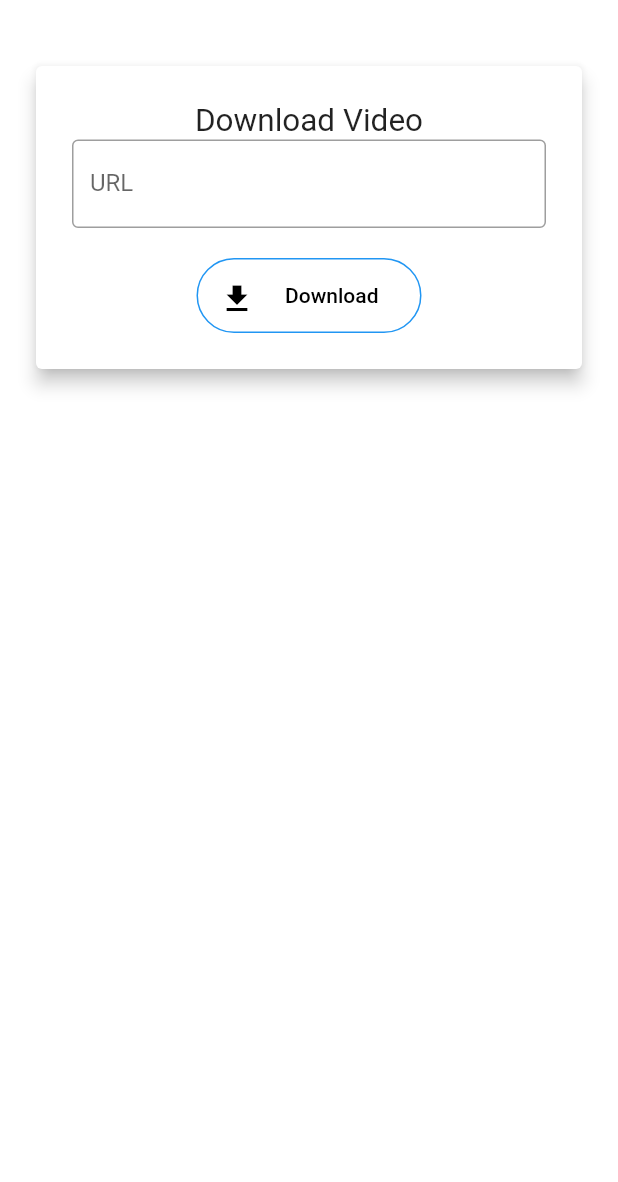
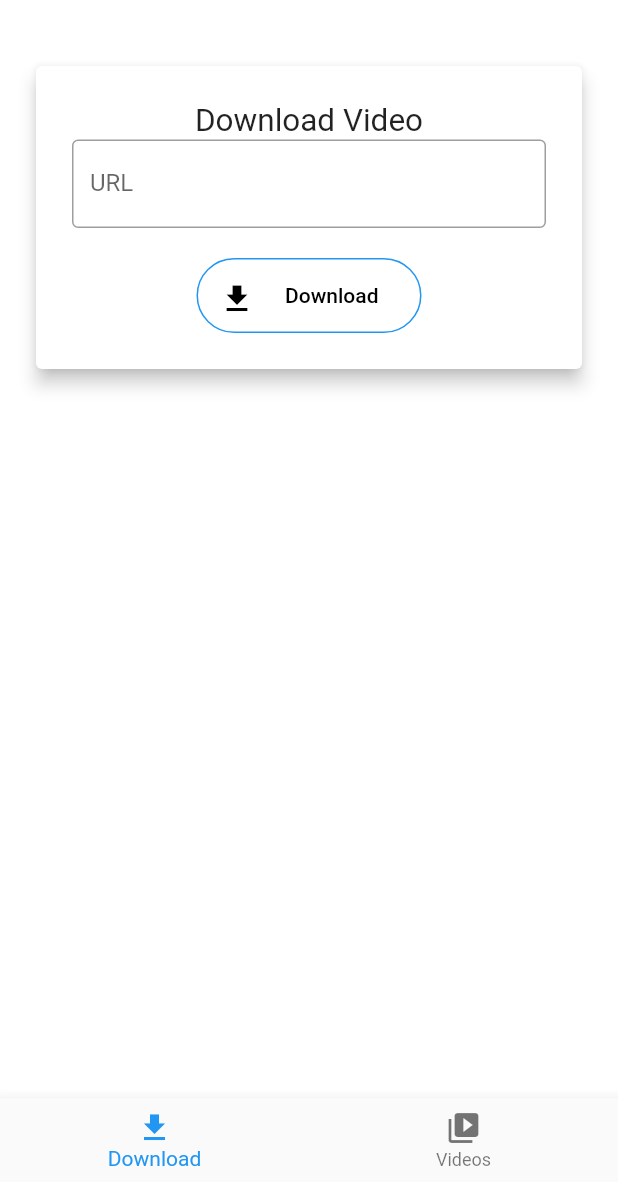
Before and after one commit to Celsiusss/Reddit-Video-Downloader, a Flutter app: the screen it shows after launch, on a phone screen of 412 x 824 dp, the part 54-1236 px from its top. Run offline on Flutter 3.47's test engine with Material 2 defaults, Android fonts, the phone set to English and light mode, and no system bars; our stand-ins replace flutter_redux, image_gallery_saver, permission_handler, redux; missing offline and left inert: flutter_ffmpeg, image_gallery, redux_epics.

Commit message:
stuff probably

```diff
--- a/lib/actions/actions.dart
+++ b/lib/actions/actions.dart
@@ -46,3 +46,18 @@ class OpenDialogAction {
     return 'OpenDialogAction{title: $title, body: $body}';
   }
 }
+
+class SwitchTabAction {
+  final int tabNumber;
+
+  SwitchTabAction({this.tabNumber});
+
+  @override
+  String toString() {
+    return 'SwitchTab{tabNumber: $tabNumber}';
+  }
+}
+
+class LoadGallery {
+
+}
--- a/lib/effects/effects.dart
+++ b/lib/effects/effects.dart
@@ -5,6 +5,7 @@ import 'package:flutter/cupertino.dart';
 import 'package:flutter/material.dart';
 import 'package:flutter_ffmpeg/flutter_ffmpeg.dart';
 import 'package:flutter_redux/flutter_redux.dart';
+import 'package:image_gallery/image_gallery.dart';
 import 'package:image_gallery_saver/image_gallery_saver.dart';
 import 'package:path_provider/path_provider.dart';
 import 'package:permission_handler/permission_handler.dart';
@@ -64,6 +65,9 @@ Stream<dynamic> _startDownload(
     debugPrint('download');
     updateStatus('Starting download');
     String url = action.url;
+
+    var images = await FlutterGallaryPlugin.getAllImages;
+    debugPrint(images.toString());
 
     if (url.isEmpty) {
       openDialog('Failure', 'Empty URL.');
--- /dev/null
+++ b/lib/home.dart
@@ -0,0 +1,66 @@
+import 'package:flutter/material.dart';
+import 'package:flutter_redux/flutter_redux.dart';
+import 'package:reddit_video_downloader/actions/actions.dart';
+import 'package:reddit_video_downloader/screens/home/download.dart';
+import 'package:reddit_video_downloader/screens/videos/videos.dart';
+
+import 'models/app_state.dart';
+
+class Home extends StatefulWidget {
+  @override
+  _HomeState createState() => _HomeState();
+}
+
+class _HomeState extends State<Home> {
+  TextEditingController urlController = new TextEditingController();
+  List<Widget> _widgets = <Widget>[];
+
+  _HomeState() {
+    _widgets = [
+      Download(
+        urlController: urlController,
+      ),
+      Videos()
+    ];
+  }
+
+  @override
+  Widget build(BuildContext context) {
+    return StoreConnector<AppState, int>(
+      converter: (store) => store.state.tabNumber,
+      builder: (context, tabNumber) => Scaffold(
+        backgroundColor: Colors.white,
+        appBar: AppBar(
+          title: Text('Video Downloader for Reddit'),
+          backgroundColor: Colors.white,
+          textTheme: TextTheme(
+            title: TextStyle(color: Colors.black),
+          ),
+          elevation: 0,
+        ),
+        body: _widgets.elementAt(tabNumber),
+        bottomNavigationBar: BottomNavigationBar(
+          currentIndex: tabNumber,
+          onTap: (number) => StoreProvider.of<AppState>(context)
+              .dispatch(new SwitchTabAction(tabNumber: number)),
+          items: const <BottomNavigationBarItem>[
+            BottomNavigationBarItem(
+              icon: Icon(Icons.file_download),
+              title: Text('Download'),
+            ),
+            BottomNavigationBarItem(
+              icon: Icon(Icons.video_library),
+              title: Text('Videos'),
+            )
+          ],
+        ),
+      ),
+    );
+  }
+}
+
+class RedditResponse {
+  final String videoUrl;
+
+  RedditResponse({this.videoUrl});
+}
--- a/lib/main.dart
+++ b/lib/main.dart
@@ -3,10 +3,12 @@ import 'package:flutter/material.dart';
 import 'package:reddit_video_downloader/effects/effects.dart';
 import 'package:reddit_video_downloader/models/app_state.dart';
 import 'package:reddit_video_downloader/reduers/app_state_reducer.dart';
-import 'package:reddit_video_downloader/screens/home/home.dart';
+import 'package:reddit_video_downloader/home.dart';
 import 'package:flutter_redux/flutter_redux.dart';
 import 'package:redux/redux.dart';
 import 'package:redux_epics/redux_epics.dart';
+
+enum TabItem { download, videos }
 
 var _epicMiddleware = new EpicMiddleware(epic);
 
@@ -38,27 +40,16 @@ class MyApp extends StatelessWidget {
               headline: TextStyle(fontSize: 21),
             ),
             buttonTheme: ButtonThemeData(
-                buttonColor: Colors.white,
-                textTheme: ButtonTextTheme.primary,
-                shape: RoundedRectangleBorder(
+              buttonColor: Colors.white,
+              textTheme: ButtonTextTheme.primary,
+              shape: RoundedRectangleBorder(
                   borderRadius: BorderRadius.circular(100),
-                  side: BorderSide(color: Colors.blue)
-                ),
+                  side: BorderSide(color: Colors.blue)),
             ),
             appBarTheme: AppBarTheme(
               color: Colors.white,
             )),
-        home: Scaffold(
-            backgroundColor: Colors.white,
-            appBar: AppBar(
-              title: Text('Video Downloader for Reddit'),
-              backgroundColor: Colors.white,
-              textTheme: TextTheme(
-                title: TextStyle(color: Colors.black),
-              ),
-              elevation: 0,
-            ),
-            body: Home()),
+        home: Home()
       ),
     );
   }
--- a/lib/models/app_state.dart
+++ b/lib/models/app_state.dart
@@ -4,13 +4,25 @@ import 'package:reddit_video_downloader/models/download.dart';
 @immutable
 class AppState {
   final Download download;
+  final int tabNumber;
 
-  AppState({this.download = const Download()});
+  AppState({
+    this.download = const Download(),
+    this.tabNumber,
+  });
 
   factory AppState.initial() => AppState(
-      download: new Download(isDownloading: false, status: 'Not downloading'));
+        download: new Download(isDownloading: false, status: 'Not downloading'),
+        tabNumber: 0,
+      );
 
-  AppState copyWith({Download download}) {
-    return AppState(download: download ?? this.download);
+  AppState copyWith({
+    Download download,
+    int tabNumber,
+  }) {
+    return AppState(
+      download: download ?? this.download,
+      tabNumber: tabNumber ?? this.tabNumber,
+    );
   }
 }
--- a/lib/screens/home/home.dart
+++ /dev/null
@@ -1,22 +0,0 @@
-import 'package:flutter/material.dart';
-import 'package:reddit_video_downloader/screens/home/download.dart';
-
-class Home extends StatelessWidget {
-  TextEditingController urlController = new TextEditingController();
-
-  @override
-  Widget build(BuildContext context) {
-    return Container(
-      height: 270,
-      child: Download(
-        urlController: urlController,
-      )
-    );
-  }
-}
-
-class RedditResponse {
-  final String videoUrl;
-
-  RedditResponse({this.videoUrl});
-}
--- /dev/null
+++ b/lib/screens/videos/videos.dart
@@ -0,0 +1,11 @@
+import 'package:flutter/material.dart';
+
+class Videos extends StatelessWidget {
+  @override
+  Widget build(BuildContext context) {
+    return Container(
+      child: Text('Download page'),
+    );
+  }
+
+}
--- a/pubspec.yaml
+++ b/pubspec.yaml
@@ -21,11 +21,12 @@ dependencies:
     sdk: flutter
   http: ^0.12.0+2
   flutter_ffmpeg: ^0.2.8
-  path_provider: ^1.4.2
+  path_provider: ^1.4.4
   image_gallery_saver: ^1.2.2
   permission_handler: ^4.0.0
   flutter_redux: ^0.5.4
   redux_epics: ^0.11.0
+  image_gallery: ^1.2.0
 
   # The following adds the Cupertino Icons font to your application.
   # Use with the CupertinoIcons class for iOS style icons.
@@ -40,6 +41,8 @@ dev_dependencies:
 flutter_icons:
   android: 'icon'
   image_path: 'assets/icon/icon.png'
+  adaptive_icon_background: '#ffffff'
+  adaptive_icon_foreground: 'assets/icon/icon.png'
 
 
 # For information on the generic Dart part of this file, see the
```
Also changed, not shown: lib/reduers/app_state_reducer.dart (+10 -2 lines), lib/models/download.dart (line endings or trailing spaces), lib/reduers/download_reducer.dart (line endings or trailing spaces), lib/screens/home/download.dart (line endings or trailing spaces), pubspec.lock, 37 other files.
